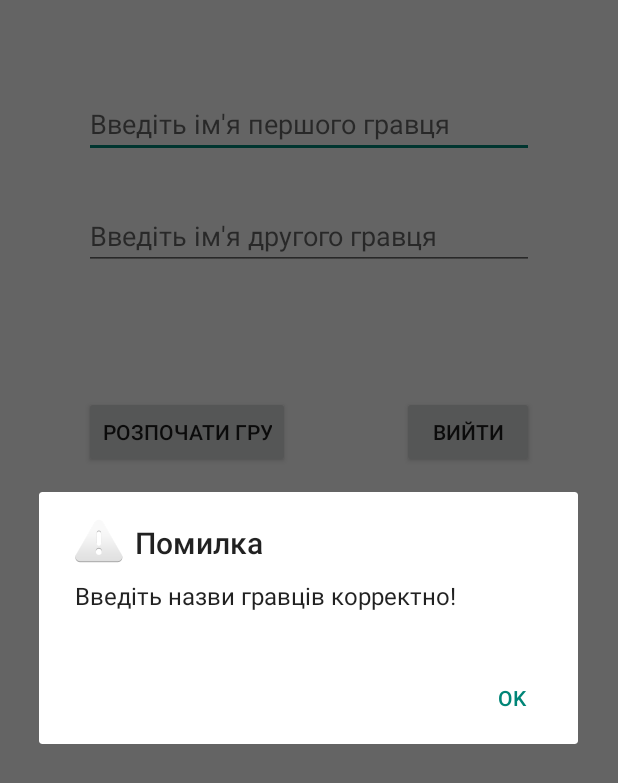
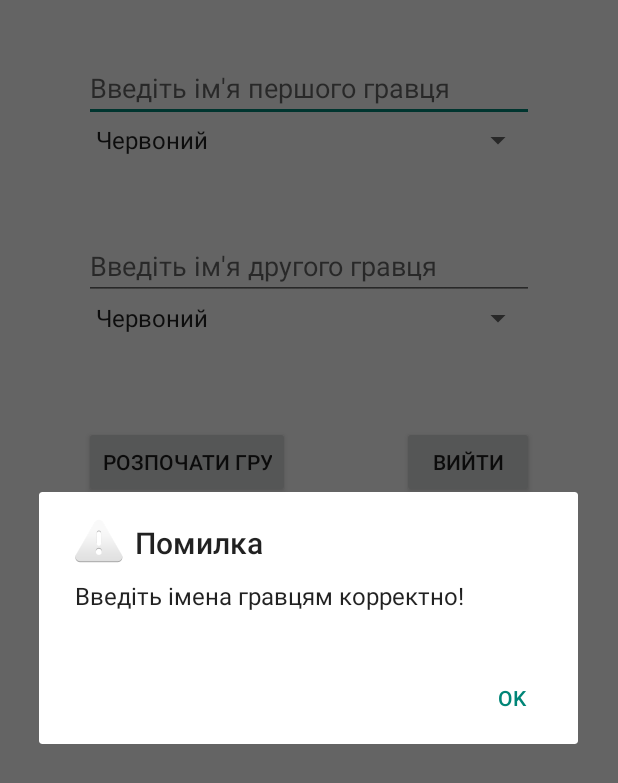
Before and after one commit to CrazyRoka/TicTacToe, an Android app: the screen it shows after launch (MenuActivity), after a tap on "РОЗПОЧАТИ ГРУ", on a phone screen of 412 x 824 dp. Shown: the top 783 px of the screen. Run offline under Robolectric (Android 15) with nearby library versions, the phone set to English and light mode, and no system bars.

Commit message:
Added colors

```diff
--- a/TicTacToe/app/src/main/java/com/example/rokar/tictactoe/MenuActivity.java
+++ b/TicTacToe/app/src/main/java/com/example/rokar/tictactoe/MenuActivity.java
@@ -8,6 +8,7 @@ import android.os.Bundle;
 import android.view.View;
 import android.widget.Button;
 import android.widget.EditText;
+import android.widget.Spinner;
 
 /**
  * Created by rokar on 11.06.2016.
@@ -15,6 +16,7 @@ import android.widget.EditText;
 public class MenuActivity extends Activity {
     EditText editText1;
     EditText editText2;
+    Spinner spinner1, spinner2;
     @Override
     protected void onCreate(Bundle savedInstanceState) {
         super.onCreate(savedInstanceState);
@@ -22,22 +24,29 @@ public class MenuActivity extends Activity {
         setContentView(R.layout.menu_activity);
         editText1 = (EditText) findViewById(R.id.editText);
         editText2 = (EditText) findViewById(R.id.editText2);
+        spinner1 = (Spinner) findViewById(R.id.spinner);
+        spinner2 = (Spinner) findViewById(R.id.spinner2);
     }
     private boolean isName(String a){
         boolean ans = false;
         for(int i = 0; i < a.length(); i++)if(a.charAt(i)!=' ')ans=true;
         return ans;
     }
+    public String getColor(Spinner spinner){
+        return String.valueOf(spinner.getSelectedItem());
+    }
     public void newActivity(){
         Intent intent = new Intent(this,MainActivity.class);
         intent.putExtra("Name1",editText1.getText().toString());
         intent.putExtra("Name2",editText2.getText().toString());
+        intent.putExtra("Color1",getColor(spinner1));
+        intent.putExtra("Color2",getColor(spinner2));
         startActivity(intent);
     }
-    public void showDialog(){
+    public void showDialog(String message){
         new AlertDialog.Builder(this)
                 .setTitle("Помилка")
-                .setMessage("Введіть назви гравців корректно!")
+                .setMessage(message)
                 .setPositiveButton(android.R.string.yes, new DialogInterface.OnClickListener() {
                     public void onClick(DialogInterface dialog, int which) {
                         dialog.cancel();
@@ -48,9 +57,13 @@ public class MenuActivity extends Activity {
     }
     public void Start(View view){
         if(isName(editText1.getText().toString()) && isName(editText2.getText().toString())) {
-            newActivity();
+            if(spinner1.getSelectedItem().toString()==spinner2.getSelectedItem().toString()){
+                showDialog("Введіть різні кольори гравцям!");
+            }else {
+                newActivity();
+            }
         }else{
-            showDialog();
+            showDialog("Введіть імена гравцям корректно!");
         }
     }
     public void ExitApp(View view){
--- a/TicTacToe/app/src/main/res/layout/menu_activity.xml
+++ b/TicTacToe/app/src/main/res/layout/menu_activity.xml
@@ -10,7 +10,7 @@
         android:hint="Введіть ім&apos;я першого гравця"
         android:ems="10"
         android:id="@+id/editText"
-        android:layout_marginTop="60dp"
+        android:layout_marginTop="36dp"
         android:layout_alignParentTop="true"
         android:layout_centerHorizontal="true" />
 
@@ -21,7 +21,7 @@
         android:hint="Введіть ім&apos;я другого гравця"
         android:ems="10"
         android:id="@+id/editText2"
-        android:layout_marginTop="29dp"
+        android:layout_marginTop="73dp"
         android:layout_below="@+id/editText"
         android:layout_alignLeft="@+id/editText"
         android:layout_alignStart="@+id/editText" />
@@ -47,4 +47,27 @@
         android:layout_alignEnd="@+id/editText2"
         android:onClick="ExitApp" />
 
+    <Spinner
+        android:layout_width="wrap_content"
+        android:layout_height="wrap_content"
+        android:id="@+id/spinner"
+        android:entries="@array/combobox"
+        android:layout_below="@+id/editText"
+        android:layout_alignLeft="@+id/editText"
+        android:layout_alignStart="@+id/editText"
+        android:layout_toStartOf="@+id/button13"
+        android:layout_alignRight="@+id/editText"
+        android:layout_alignEnd="@+id/editText" />
+
+    <Spinner
+        android:layout_width="wrap_content"
+        android:layout_height="wrap_content"
+        android:id="@+id/spinner2"
+        android:entries="@array/combobox"
+        android:layout_below="@+id/editText2"
+        android:layout_alignLeft="@+id/editText2"
+        android:layout_alignStart="@+id/editText2"
+        android:layout_alignRight="@+id/editText2"
+        android:layout_alignEnd="@+id/editText2" />
+
 </RelativeLayout>
--- a/TicTacToe/app/src/main/res/values/strings.xml
+++ b/TicTacToe/app/src/main/res/values/strings.xml
@@ -3,4 +3,11 @@
 
     <string name="hello_world">Hello world!</string>
     <string name="action_settings">Settings</string>
+    <string-array name="combobox">
+        <item>Червоний</item>
+        <item>Синій</item>
+        <item>Жовтий</item>
+        <item>Зелений</item>
+        <item>Розовий</item>
+    </string-array>
 </resources>
```
Also changed, not shown: TicTacToe/app/src/main/java/com/example/rokar/tictactoe/MainActivity.java (+57 -16 lines).
